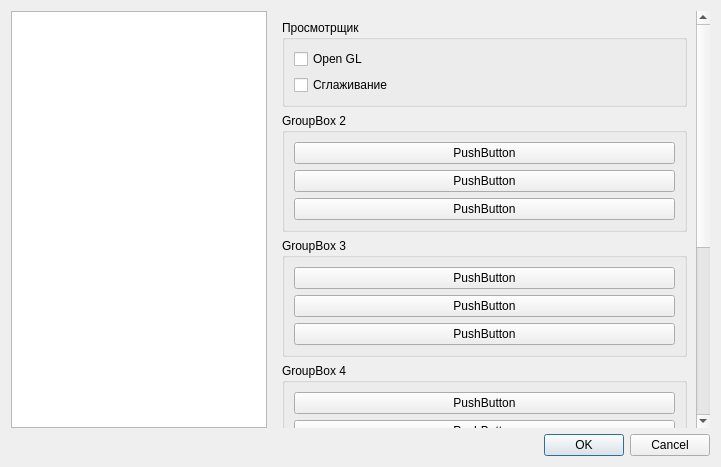
This is G2G/settingsdialog.ui in aLDime/GERBER_X2 as Qt 5 draws it before an edit. The edited form follows.
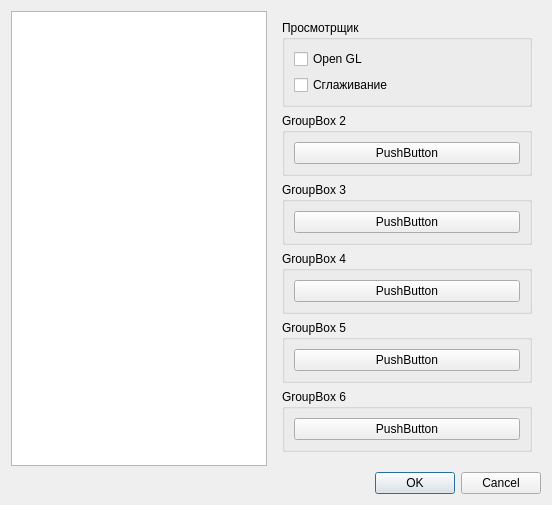
This is the edited form.

The edit to the form file:
```diff
--- a/G2G/settingsdialog.ui
+++ b/G2G/settingsdialog.ui
@@ -6,8 +6,8 @@
    <rect>
     <x>0</x>
     <y>0</y>
-    <width>721</width>
-    <height>467</height>
+    <width>552</width>
+    <height>505</height>
    </rect>
   </property>
   <property name="windowTitle">
@@ -33,8 +33,8 @@
        <rect>
         <x>0</x>
         <y>0</y>
-        <width>424</width>
-        <height>697</height>
+        <width>272</width>
+        <height>458</height>
        </rect>
       </property>
       <layout class="QVBoxLayout" name="verticalLayout">
@@ -67,20 +67,6 @@
           <string>GroupBox 2</string>
          </property>
          <layout class="QVBoxLayout" name="verticalLayout_3">
-          <item>
-           <widget class="QPushButton" name="pushButton">
-            <property name="text">
-             <string>PushButton</string>
-            </property>
-           </widget>
-          </item>
-          <item>
-           <widget class="QPushButton" name="pushButton_6">
-            <property name="text">
-             <string>PushButton</string>
-            </property>
-           </widget>
-          </item>
           <item>
            <widget class="QPushButton" name="pushButton_11">
             <property name="text">
@@ -97,20 +83,6 @@
           <string>GroupBox 3</string>
          </property>
          <layout class="QVBoxLayout" name="verticalLayout_4">
-          <item>
-           <widget class="QPushButton" name="pushButton_2">
-            <property name="text">
-             <string>PushButton</string>
-            </property>
-           </widget>
-          </item>
-          <item>
-           <widget class="QPushButton" name="pushButton_7">
-            <property name="text">
-             <string>PushButton</string>
-            </property>
-           </widget>
-          </item>
           <item>
            <widget class="QPushButton" name="pushButton_12">
             <property name="text">
@@ -127,20 +99,6 @@
           <string>GroupBox 4</string>
          </property>
          <layout class="QVBoxLayout" name="verticalLayout_5">
-          <item>
-           <widget class="QPushButton" name="pushButton_3">
-            <property name="text">
-             <string>PushButton</string>
-            </property>
-           </widget>
-          </item>
-          <item>
-           <widget class="QPushButton" name="pushButton_8">
-            <property name="text">
-             <string>PushButton</string>
-            </property>
-           </widget>
-          </item>
           <item>
            <widget class="QPushButton" name="pushButton_13">
             <property name="text">
@@ -157,20 +115,6 @@
           <string>GroupBox 5</string>
          </property>
          <layout class="QVBoxLayout" name="verticalLayout_6">
-          <item>
-           <widget class="QPushButton" name="pushButton_4">
-            <property name="text">
-             <string>PushButton</string>
-            </property>
-           </widget>
-          </item>
-          <item>
-           <widget class="QPushButton" name="pushButton_9">
-            <property name="text">
-             <string>PushButton</string>
-            </property>
-           </widget>
-          </item>
           <item>
            <widget class="QPushButton" name="pushButton_14">
             <property name="text">
@@ -187,20 +131,6 @@
           <string>GroupBox 6</string>
          </property>
          <layout class="QVBoxLayout" name="verticalLayout_7">
-          <item>
-           <widget class="QPushButton" name="pushButton_5">
-            <property name="text">
-             <string>PushButton</string>
-            </property>
-           </widget>
-          </item>
-          <item>
-           <widget class="QPushButton" name="pushButton_10">
-            <property name="text">
-             <string>PushButton</string>
-            </property>
-           </widget>
-          </item>
           <item>
            <widget class="QPushButton" name="pushButton_15">
             <property name="text">
```
